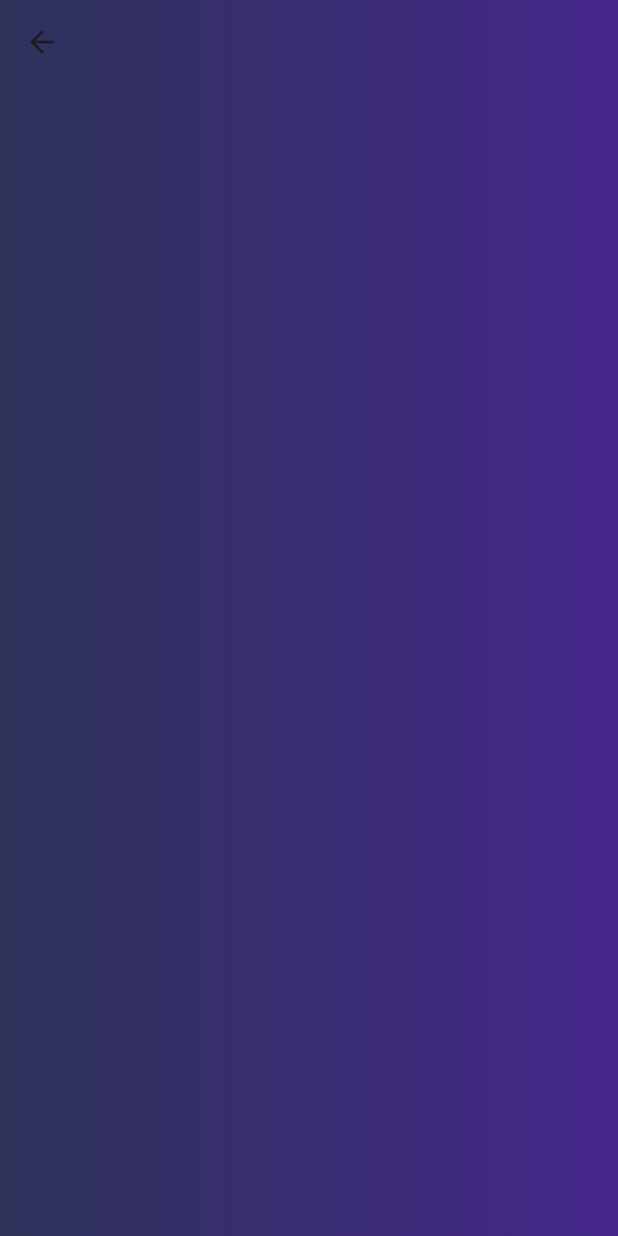
After one commit to MachadoJorgeH/Estudos-Ui-Flutter, a Flutter app: the terceiraUI screen opened directly, on a phone screen of 412 x 824 dp. The commit adds this screen. Run offline on Flutter 3.47's test engine with Material 3 defaults, Android fonts, the light colour scheme and no system bars; our stand-ins replace gap.

Commit message:
Começando a terceira UI, feito somente o background em lineargradient

```diff
--- /dev/null
+++ b/lib/terceiraUI.dart
@@ -0,0 +1,25 @@
+import 'package:flutter/material.dart';
+
+
+class terceiraUI extends StatelessWidget {
+  @override
+  Widget build(BuildContext context) {
+    return Scaffold(
+      extendBodyBehindAppBar: true,
+      appBar: AppBar(
+        backgroundColor: Colors.transparent,
+        elevation: 0,
+
+      ),
+
+      body: Container(
+        decoration: const BoxDecoration(
+          gradient: LinearGradient(colors: [
+            Color.fromRGBO(46, 51, 90, 1),
+            Color.fromRGBO(69, 39, 139, 1),
+          ],)
+        ),
+      ),
+    );
+  }
+}
```
Also changed, not shown: lib/detalhe_page.dart (+17 -2 lines).
